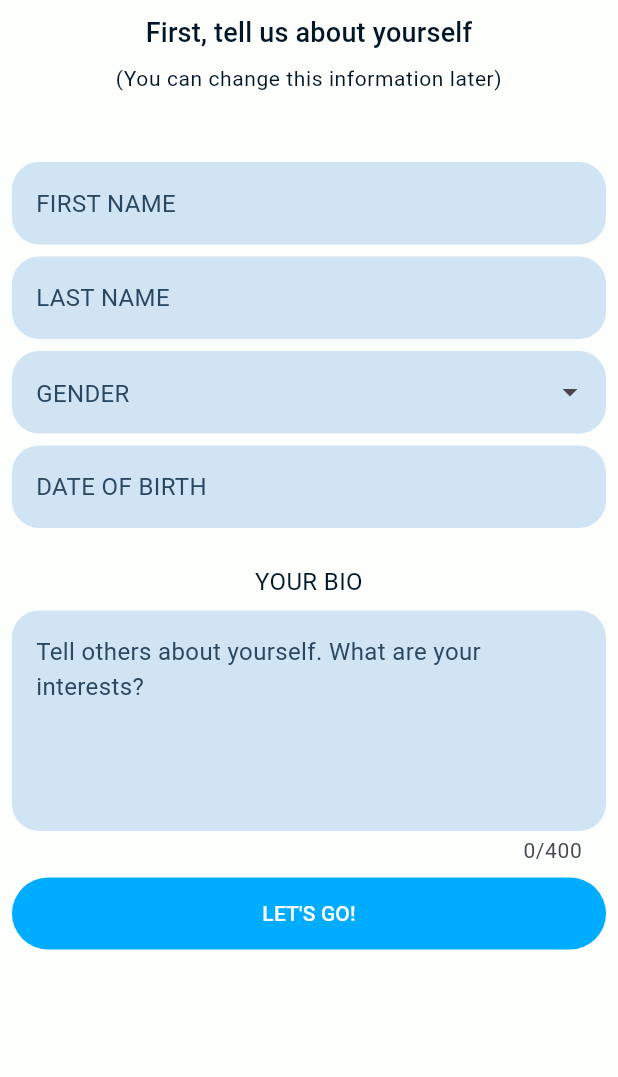
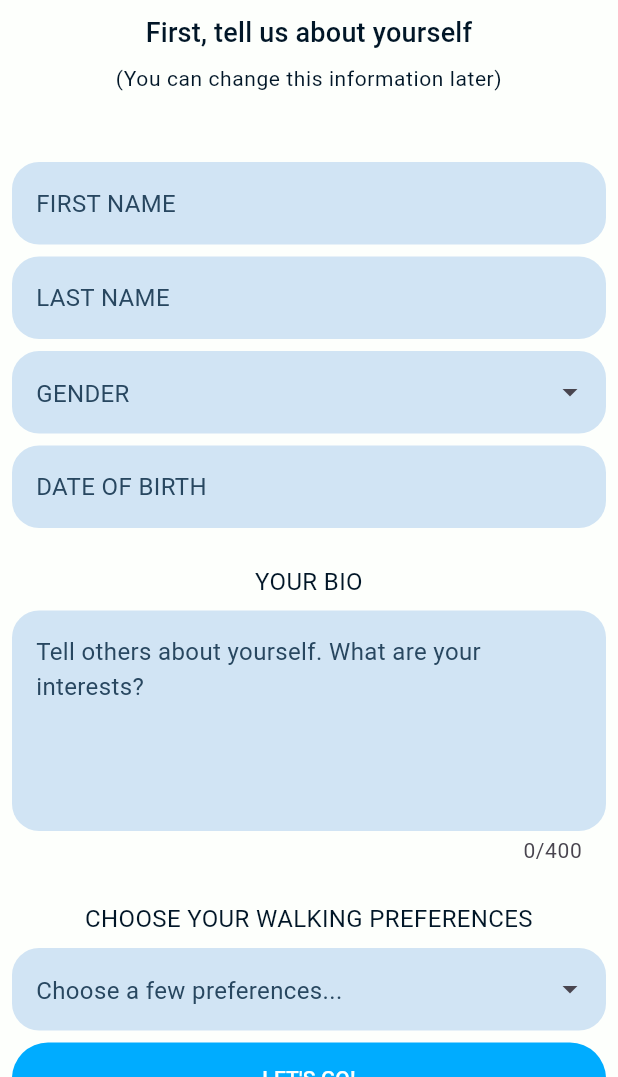
Before and after one commit to HAI-lab-UVA/social-walking-app-v2, a Flutter app: the OnboadingScreen screen opened by its route, on a phone screen of 412 x 824 dp, the part 159-1236 px from its top. Run offline on Flutter 3.47's test engine with Material 3 defaults, Android fonts, the phone set to English and light mode, and no system bars; drawn by our look-alikes of dropdown_search; our stand-ins replace cloud_firestore, firebase_auth, firebase_core, flutter_blue_plus, flutter_riverpod, flutter_svg and 4 more; missing offline and left inert: flutter_ble_peripheral; accounts and stored records are empty; Roboto replaces fonts that are missing (Alexandria).

Commit message:
walk preference chooser

```diff
--- a/lib/ui/simple_ui.dart
+++ b/lib/ui/simple_ui.dart
@@ -207,9 +207,6 @@ Widget dropdownMenuWithSearch({
       showSearchBox: true,
       fit: FlexFit.loose,
       emptyBuilder: (context, searchEntry) {
-        if (searchEntry.isEmpty) {
-          return SizedBox.shrink();
-        } else {
         return Center(
           child: Text(
             "No matches found.",
@@ -218,7 +215,6 @@ Widget dropdownMenuWithSearch({
             ).textTheme.bodyMedium!.copyWith(color: SWColor.gray),
           ),
         );
-        }
       },
 
       menuProps: MenuProps(
@@ -256,7 +252,6 @@ Widget dropdownMenuWithSearch({
       },
     ),
     items: (filter, loadProps) {
-      if (filter.isEmpty) return [];
       return data.where((item) {
         return item.toLowerCase().startsWith(filter.toLowerCase());
       }).toList();
@@ -281,3 +276,87 @@ Widget dropdownMenuWithSearch({
     validator: validator,
   );
 }
+
+Widget dropdownMenuMultiSelectWithSearch({
+  required String hintText,
+  required List<String> data,
+  required BuildContext context,
+  required void Function(List<String?>) onChanged,
+}) {
+  final grayTextStyle = Theme.of(
+    context,
+  ).textTheme.bodyMedium!.copyWith(color: SWColor.gray);
+  return DropdownSearch<String>.multiSelection(
+    onChanged: onChanged,
+    popupProps: PopupPropsMultiSelection.menu(
+      showSearchBox: true,
+      fit: FlexFit.loose,
+      emptyBuilder: (context, searchEntry) {
+        return Center(
+          child: Text(
+            "No matches found.",
+            style: Theme.of(
+              context,
+            ).textTheme.bodyMedium!.copyWith(color: SWColor.gray),
+          ),
+        );
+      },
+
+      menuProps: MenuProps(
+        borderRadius: BorderRadius.circular(18.0),
+        backgroundColor: SWColor.white,
+      ),
+      searchFieldProps: TextFieldProps(
+        style: grayTextStyle,
+        decoration: InputDecoration(
+          filled: true,
+          fillColor: SWColor.grayLight,
+          hintText: "Search here...",
+          hintStyle: grayTextStyle,
+          border: OutlineInputBorder(
+            borderRadius: BorderRadius.circular(18.0),
+            borderSide: BorderSide.none,
+          ),
+          errorStyle: Theme.of(
+            context,
+          ).textTheme.bodySmall!.copyWith(color: SWColor.red),
+          errorMaxLines: 2,
+        ),
+      ),
+
+      itemBuilder: (context, item, isDisabled, isSelected) {
+        return Padding(
+          padding: const EdgeInsets.only(top: 4.0, bottom: 8.0, left: 16.0),
+          child: Text(
+            item,
+            style: Theme.of(
+              context,
+            ).textTheme.bodyMedium!.copyWith(color: SWColor.gray),
+          ),
+        );
+      },
+    ),
+    items: (filter, loadProps) {
+      return data.where((item) {
+        return item.toLowerCase().startsWith(filter.toLowerCase());
+      }).toList();
+    },
+    decoratorProps: DropDownDecoratorProps(
+      baseStyle: grayTextStyle,
+      decoration: InputDecoration(
+        filled: true,
+        fillColor: SWColor.grayLight,
+        hintText: hintText,
+        hintStyle: grayTextStyle,
+        border: OutlineInputBorder(
+          borderRadius: BorderRadius.circular(18.0),
+          borderSide: BorderSide.none,
+        ),
+        errorStyle: Theme.of(
+          context,
+        ).textTheme.bodySmall!.copyWith(color: SWColor.red),
+        errorMaxLines: 2,
+      ),
+    ),
+  );
+}
--- a/lib/views/onboarding/onboarding_screen.dart
+++ b/lib/views/onboarding/onboarding_screen.dart
@@ -3,6 +3,7 @@ import 'package:flutter_riverpod/flutter_riverpod.dart';
 import 'package:go_router/go_router.dart';
 import 'package:social_walking_2/models/classes/sw_user.dart';
 import 'package:social_walking_2/models/enums/sw_gender.dart';
+import 'package:social_walking_2/models/enums/sw_walk_preference.dart';
 import 'package:social_walking_2/repositories/auth_repository.dart';
 import 'package:social_walking_2/repositories/user_repository.dart';
 import 'package:social_walking_2/ui/simple_ui.dart';
@@ -25,6 +26,7 @@ class _OnboadingScreenState extends ConsumerState<OnboadingScreen> {
   late DateTime dateOfBirth;
   late String pronouns;
   late SWGender gender;
+  late List<SWWalkPreference> walkPreferences;
 
   final formKey = GlobalKey<FormState>();
   bool isProcessingOnboarding = false;
@@ -135,7 +137,7 @@ class _OnboadingScreenState extends ConsumerState<OnboadingScreen> {
               ),
               dropdownMenu(
                 hintText: "GENDER",
-                data: SWGender.values.map((e) => e.formattedName).toList(),
+                data: SWGender.values.map((e) => e.name).toList(),
                 context: context,
                 onChanged: (v) {
                   setState(() {
@@ -203,6 +205,28 @@ class _OnboadingScreenState extends ConsumerState<OnboadingScreen> {
                 showCounterText: true,
                 validator: null,
               ),
+              Padding(
+                padding: const EdgeInsets.only(top: 16.0),
+                child: Text(
+                  "CHOOSE YOUR WALKING PREFERENCES",
+                  style: Theme.of(
+                    context,
+                  ).textTheme.bodyMedium!.copyWith(color: SWColor.black),
+                  textAlign: TextAlign.center,
+                ),
+              ),
+              dropdownMenuMultiSelectWithSearch(
+                hintText: "Choose a few preferences...",
+                data: SWWalkPreference.values.map((e) => e.name).toList(),
+                context: context,
+                onChanged: (newValue) {
+                  setState(() {
+                    walkPreferences = newValue
+                        .map((e) => SWWalkPreference.values.byName(e!))
+                        .toList();
+                  });
+                },
+              ),
             ],
           ),
         ),
```
Also changed, not shown: lib/models/enums/sw_gender.dart (+2 -19 lines). Lines whose indentation alone changed are shown as unchanged.
